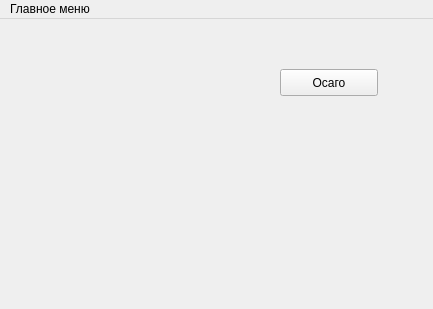
Before: the Qt Designer form mainwindow.ui in ruslanfirefly/CalcKaskoAsko, drawn with Qt 5.
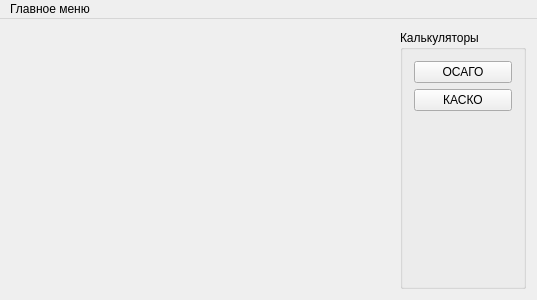
After: the same form once the commit is applied. Icons and pictures are not drawn.

Commit message: Added CASCO calc

Diff of the .ui file:
```diff
--- a/mainwindow.ui
+++ b/mainwindow.ui
@@ -6,34 +6,105 @@
    <rect>
     <x>0</x>
     <y>0</y>
-    <width>433</width>
-    <height>309</height>
+    <width>537</width>
+    <height>300</height>
    </rect>
   </property>
   <property name="windowTitle">
    <string>MainWindow</string>
   </property>
   <widget class="QWidget" name="centralWidget">
-   <widget class="QPushButton" name="pushButton">
-    <property name="geometry">
-     <rect>
-      <x>280</x>
-      <y>50</y>
-      <width>98</width>
-      <height>27</height>
-     </rect>
-    </property>
-    <property name="text">
-     <string>Осаго</string>
-    </property>
-   </widget>
+   <layout class="QVBoxLayout" name="verticalLayout_3">
+    <item>
+     <layout class="QHBoxLayout" name="horizontalLayout">
+      <item>
+       <layout class="QVBoxLayout" name="verticalLayout_2">
+        <item>
+         <widget class="QLabel" name="label">
+          <property name="sizePolicy">
+           <sizepolicy hsizetype="MinimumExpanding" vsizetype="MinimumExpanding">
+            <horstretch>0</horstretch>
+            <verstretch>0</verstretch>
+           </sizepolicy>
+          </property>
+          <property name="maximumSize">
+           <size>
+            <width>383</width>
+            <height>220</height>
+           </size>
+          </property>
+          <property name="text">
+           <string/>
+          </property>
+          <property name="pixmap">
+           <pixmap resource="resources.qrc">:/templates/logo.jpg</pixmap>
+          </property>
+          <property name="scaledContents">
+           <bool>true</bool>
+          </property>
+         </widget>
+        </item>
+        <item>
+         <spacer name="verticalSpacer_2">
+          <property name="orientation">
+           <enum>Qt::Vertical</enum>
+          </property>
+          <property name="sizeHint" stdset="0">
+           <size>
+            <width>20</width>
+            <height>38</height>
+           </size>
+          </property>
+         </spacer>
+        </item>
+       </layout>
+      </item>
+      <item>
+       <widget class="QGroupBox" name="groupBox">
+        <property name="title">
+         <string>Калькуляторы</string>
+        </property>
+        <layout class="QVBoxLayout" name="verticalLayout">
+         <item>
+          <widget class="QPushButton" name="pushButton">
+           <property name="text">
+            <string>ОСАГО</string>
+           </property>
+          </widget>
+         </item>
+         <item>
+          <widget class="QPushButton" name="cascoPushButton">
+           <property name="text">
+            <string>КАСКО</string>
+           </property>
+          </widget>
+         </item>
+         <item>
+          <spacer name="verticalSpacer">
+           <property name="orientation">
+            <enum>Qt::Vertical</enum>
+           </property>
+           <property name="sizeHint" stdset="0">
+            <size>
+             <width>20</width>
+             <height>150</height>
+            </size>
+           </property>
+          </spacer>
+         </item>
+        </layout>
+       </widget>
+      </item>
+     </layout>
+    </item>
+   </layout>
   </widget>
   <widget class="QMenuBar" name="menuBar">
    <property name="geometry">
     <rect>
      <x>0</x>
      <y>0</y>
-     <width>433</width>
+     <width>537</width>
      <height>25</height>
     </rect>
    </property>
```
Left out of the diff: 4 changed lines with no effect on the pictures. The commit also changes 14 other files.
